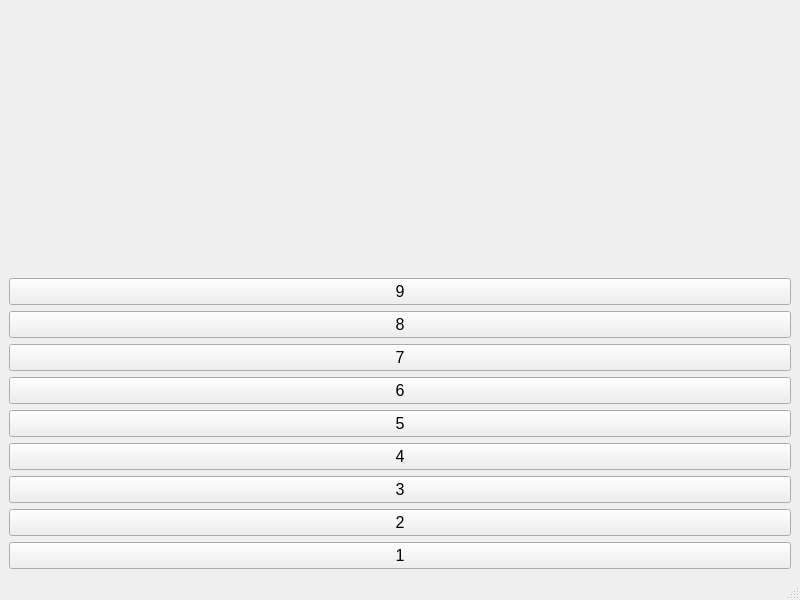
Above: lab_04/lab_04/mainwindow.ui from LoaDeadd81/BMSTU-OOP before the change. Below: the same form after it.
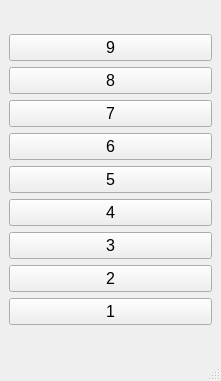
That is the form after the change.

Diff of the .ui file:
```diff
--- a/lab_04/lab_04/mainwindow.ui
+++ b/lab_04/lab_04/mainwindow.ui
@@ -6,8 +6,8 @@
    <rect>
     <x>0</x>
     <y>0</y>
-    <width>800</width>
-    <height>600</height>
+    <width>221</width>
+    <height>381</height>
    </rect>
   </property>
   <property name="windowTitle">
@@ -15,21 +15,6 @@
   </property>
   <widget class="QWidget" name="centralwidget">
    <layout class="QVBoxLayout" name="verticalLayout_2">
-    <item>
-     <widget class="QLabel" name="label">
-      <property name="font">
-       <font>
-        <pointsize>12</pointsize>
-       </font>
-      </property>
-      <property name="text">
-       <string/>
-      </property>
-      <property name="alignment">
-       <set>Qt::AlignCenter</set>
-      </property>
-     </widget>
-    </item>
     <item>
      <layout class="QVBoxLayout" name="verticalLayout">
       <item>
```
Left out of the diff: 2 changed lines with no effect on the pictures.
